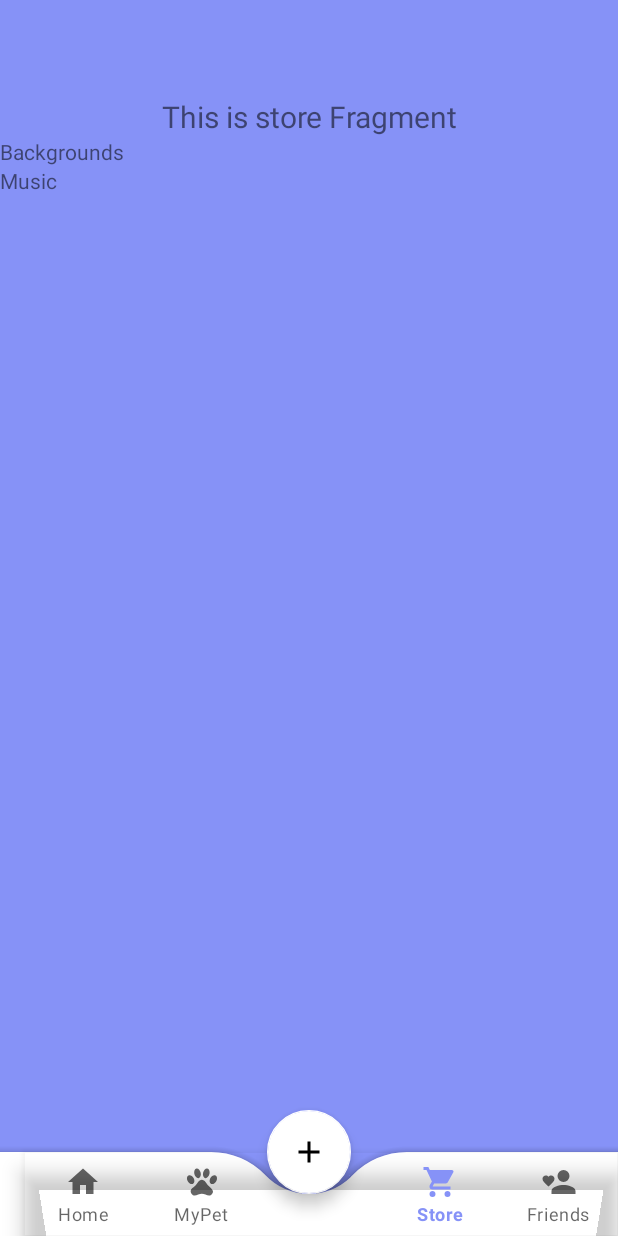
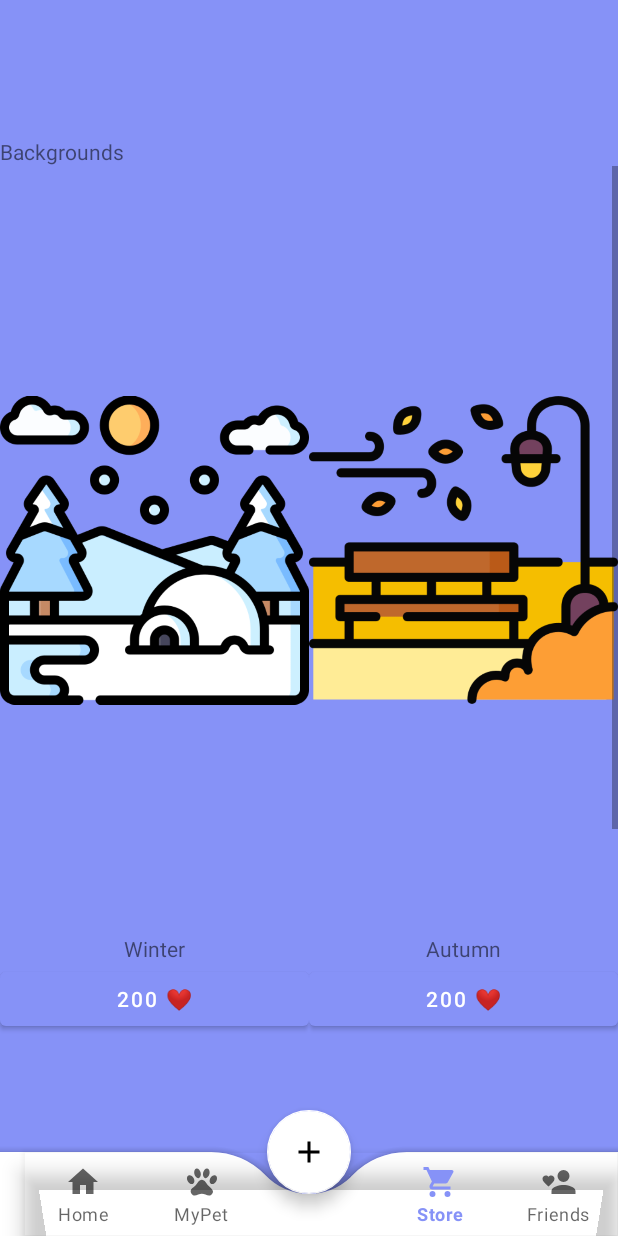
Before and after one commit to sreejaveeraghanta/AniMo, an Android app: the StoreFragment screen opened through its navigation route, on a phone screen of 412 x 824 dp. Run offline under Robolectric (Android 15) with nearby library versions, the phone set to English and light mode, and no system bars; our stand-ins replace navigation-ui; 2 statements that could not run were skipped.

Commit message:
added code for store

```diff
--- a/AniMo/app/src/main/java/AniMo/com/ui/store/GridAdapter.kt
+++ b/AniMo/app/src/main/java/AniMo/com/ui/store/GridAdapter.kt
@@ -9,7 +9,8 @@ import android.widget.Button
 import android.widget.ImageView
 import android.widget.TextView
 
-class GridAdapter (var imglist:Array<Int>, var activity: Activity) : BaseAdapter() {
+class GridAdapter (var imglist:Array<Int>,  var namelist: Array<String>,
+                   var pricelist:Array<String>, var activity: Activity) : BaseAdapter() {
 
     override fun getItem(p0: Int): Any {
         return imglist[p0]
@@ -29,10 +30,12 @@ class GridAdapter (var imglist:Array<Int>, var activity: Activity) : BaseAdapter
         val name = v.findViewById<TextView>(R.id.itemNameTextView)
         val buy = v.findViewById<Button>(R.id.itemBuyButton)
 
-//        val img = imglist[p0]
-//        gridpic.setImageResource(img)
-//        name.setText()
-//        buy.setText()
+        val img = imglist[p0]
+        gridpic.setImageResource(img)
+        val item = namelist[p0]
+        name.text = item
+        val price = pricelist[p0]
+        buy.text = price
         return v
     }
 }
--- a/AniMo/app/src/main/java/AniMo/com/ui/store/StoreFragment.kt
+++ b/AniMo/app/src/main/java/AniMo/com/ui/store/StoreFragment.kt
@@ -1,5 +1,6 @@
 package AniMo.com.ui.store
 
+import AniMo.com.R
 import android.os.Bundle
 import android.view.LayoutInflater
 import android.view.View
@@ -8,6 +9,8 @@ import android.widget.TextView
 import androidx.fragment.app.Fragment
 import androidx.lifecycle.ViewModelProvider
 import AniMo.com.databinding.FragmentStoreBinding
+import android.widget.Button
+import android.widget.GridView
 
 class StoreFragment : Fragment() {
 
@@ -16,6 +19,17 @@ class StoreFragment : Fragment() {
     // This property is only valid between onCreateView and
     // onDestroyView.
     private val binding get() = _binding!!
+
+    private lateinit var gridAdaptMusic: GridAdapter
+    private lateinit var gridAdaptBG: GridAdapter
+    private lateinit var gridViewMusic: GridView
+    private lateinit var gridViewBG: GridView
+    private lateinit var picSet1: Array<Int>
+    private lateinit var nameSet1: Array<String>
+    private lateinit var priceSet1: Array<String>
+    private lateinit var picSet2: Array<Int>
+    private lateinit var nameSet2: Array<String>
+    private lateinit var priceSet2: Array<String>
 
     override fun onCreateView(
         inflater: LayoutInflater,
@@ -28,10 +42,38 @@ class StoreFragment : Fragment() {
         _binding = FragmentStoreBinding.inflate(inflater, container, false)
         val root: View = binding.root
 
-        val textView: TextView = binding.textStore
-        storeViewModel.text.observe(viewLifecycleOwner) {
-            textView.text = it
-        }
+//        val textView: TextView = binding.textStore
+//        storeViewModel.text.observe(viewLifecycleOwner) {
+//            textView.text = it
+//        }
+
+
+        println("str")
+        // SET BG ITEMS
+        picSet1 = storeViewModel.backgroundItems
+        nameSet1 = storeViewModel.bgNames
+        priceSet1 = storeViewModel.bgPrices
+
+        gridViewBG = root.findViewById(R.id.backgroundStore)
+
+        gridAdaptBG = GridAdapter(picSet1, nameSet1, priceSet1, requireActivity())
+        gridViewBG.adapter = gridAdaptBG
+        println("bg")
+
+        // SET MUSIC ITEMS
+        picSet1 = storeViewModel.musicItems
+        nameSet1 = storeViewModel.musicNames
+        priceSet1 = storeViewModel.musicPrices
+
+        gridViewMusic = root.findViewById(R.id.musicStore)
+
+        gridAdaptMusic = GridAdapter(picSet2, nameSet2, priceSet2, requireActivity())
+        gridViewMusic.adapter = gridAdaptMusic
+
+        println("ms")
+
+
+
         return root
     }
 
--- a/AniMo/app/src/main/java/AniMo/com/ui/store/StoreViewModel.kt
+++ b/AniMo/app/src/main/java/AniMo/com/ui/store/StoreViewModel.kt
@@ -1,13 +1,24 @@
 package AniMo.com.ui.store
 
+import AniMo.com.R
 import androidx.lifecycle.LiveData
 import androidx.lifecycle.MutableLiveData
 import androidx.lifecycle.ViewModel
 
 class StoreViewModel : ViewModel() {
 
-    private val _text = MutableLiveData<String>().apply {
-        value = "This is store Fragment"
-    }
-    val text: LiveData<String> = _text
+    val backgroundItems = arrayOf(R.drawable.igloo, R.drawable.autumn, R.drawable.castle,
+        R.drawable.flowers)
+
+    val bgNames = arrayOf("Winter", "Autumn", "Haunted", "Spring")
+
+    val bgPrices = arrayOf("200 \u2764", "200 \u2764", "200 \u2764", "200 \u2764", "200 \u2764")
+
+    val musicItems = arrayOf(R.drawable.rock,
+        R.drawable.guitar)
+
+    val musicNames = arrayOf("Rock On!", "Country Sweets")
+
+    val musicPrices = arrayOf("200 \u2764", "200 \u2764", "200 \u2764", "200 \u2764")
+
 }
```
